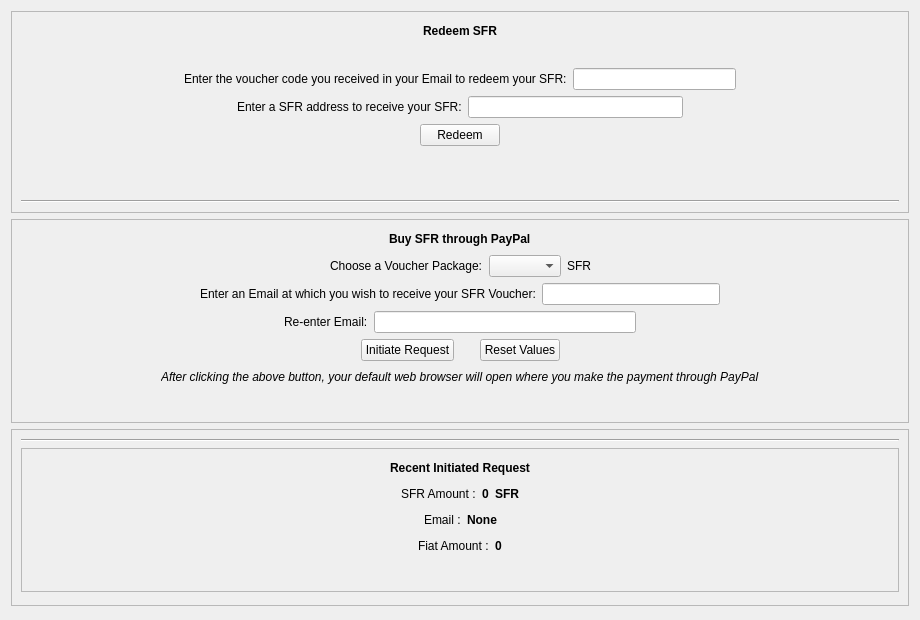
Qt form src/qt/forms/sfrpaypage.ui (saffroncoin/Wallet20) before a commit.
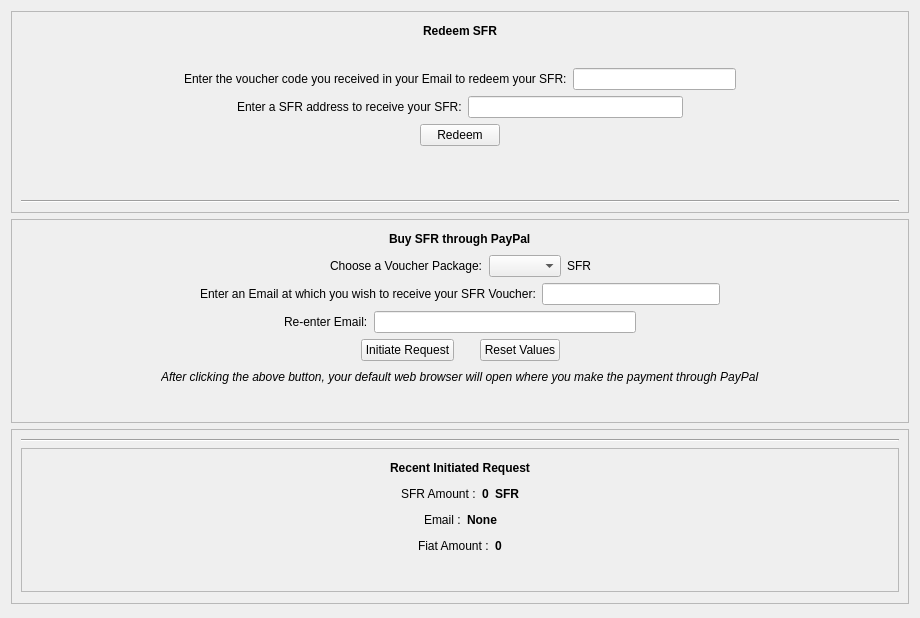
The same form after that commit. Custom widgets are drawn as their Qt base class.

Diff of the .ui file:
```diff
--- a/src/qt/forms/sfrpaypage.ui
+++ b/src/qt/forms/sfrpaypage.ui
@@ -7,13 +7,13 @@
     <x>0</x>
     <y>0</y>
     <width>920</width>
-    <height>620</height>
+    <height>618</height>
    </rect>
   </property>
   <property name="minimumSize">
    <size>
     <width>920</width>
-    <height>620</height>
+    <height>590</height>
    </size>
   </property>
   <property name="windowTitle">
```
